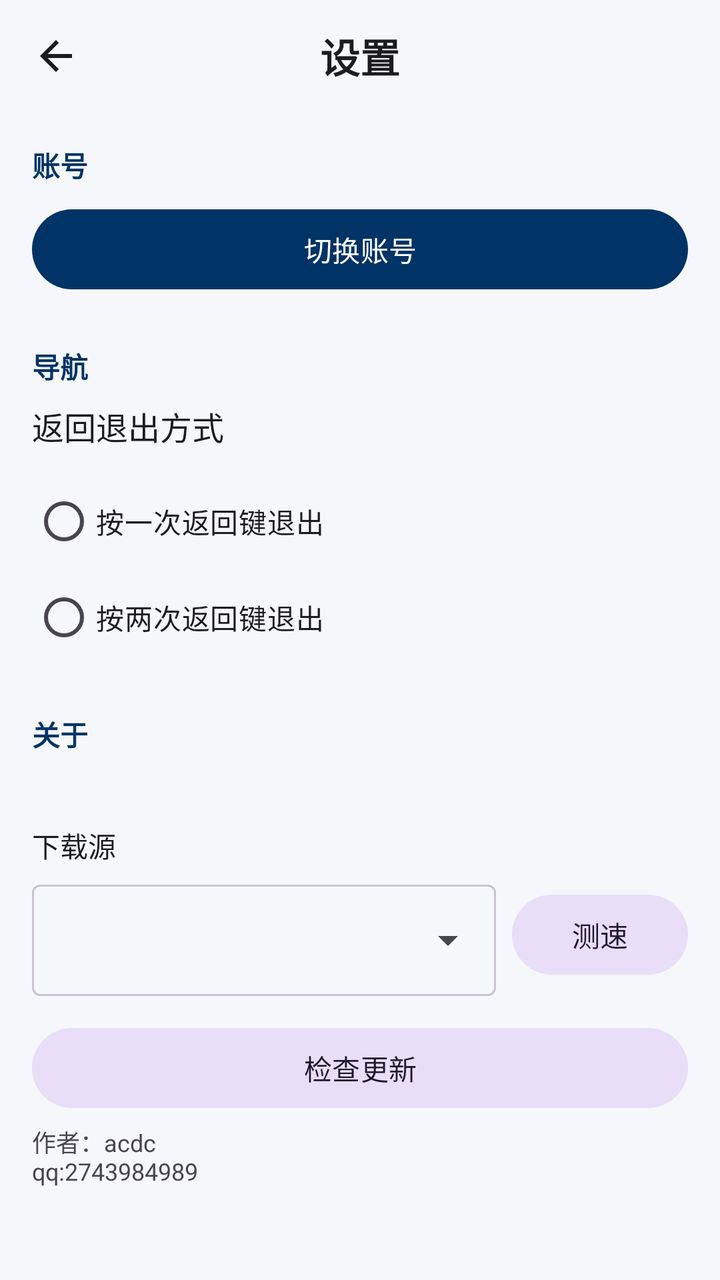
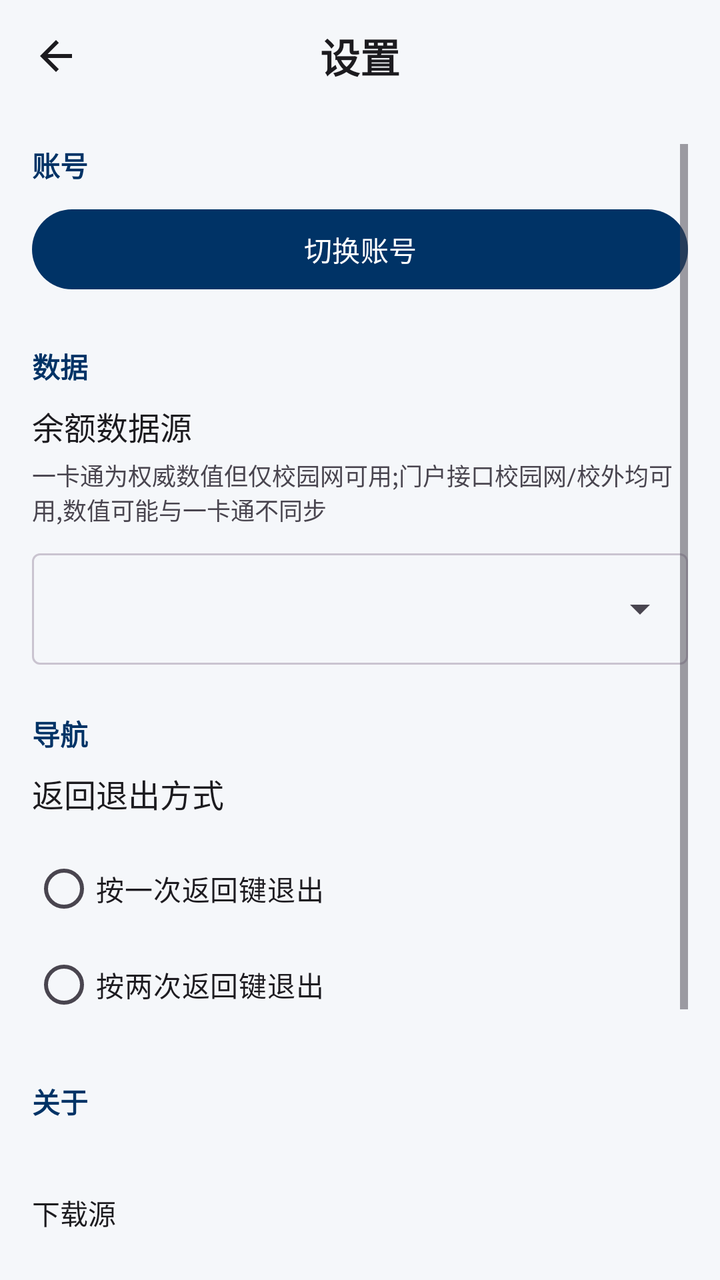

Before-and-after screenshots of an Android layout around one commit, followed by the original layout XML and the change that was made.
<!-- AndroidManifest.xml: application theme Theme.Ecode -->
<!-- res/layout/activity_settings.xml -->
<?xml version="1.0" encoding="utf-8"?>
<LinearLayout
    xmlns:android="http://schemas.android.com/apk/res/android"
    xmlns:app="http://schemas.android.com/apk/res-auto"
    android:layout_width="match_parent"
    android:layout_height="match_parent"
    android:background="@color/md_theme_background"
    android:orientation="vertical">

    <LinearLayout
        android:layout_width="match_parent"
        android:layout_height="56dp"
        android:gravity="center_vertical"
        android:orientation="horizontal"
        android:paddingHorizontal="4dp">

        <ImageButton
            android:id="@+id/btnBack"
            android:layout_width="48dp"
            android:layout_height="48dp"
            android:background="?attr/selectableItemBackgroundBorderless"
            android:contentDescription="返回"
            android:src="@drawable/ic_arrow_back"
            android:tint="@color/md_theme_on_surface" />

        <TextView
            android:layout_width="0dp"
            android:layout_height="wrap_content"
            android:layout_weight="1"
            android:gravity="center"
            android:text="@string/settings_title"
            android:textColor="@color/md_theme_on_surface"
            android:textSize="20sp"
            android:textStyle="bold" />

        <View
            android:layout_width="48dp"
            android:layout_height="48dp" />
    </LinearLayout>

    <ScrollView
        android:layout_width="match_parent"
        android:layout_height="match_parent"
        android:padding="16dp">

        <LinearLayout
            android:layout_width="match_parent"
            android:layout_height="wrap_content"
            android:orientation="vertical">

            
            <TextView
                android:layout_width="wrap_content"
                android:layout_height="wrap_content"
                android:layout_marginBottom="8dp"
                android:text="@string/settings_account_section"
                android:textColor="@color/md_theme_primary"
                android:textSize="14sp"
                android:textStyle="bold" />

            <com.google.android.material.button.MaterialButton
                android:id="@+id/btnSwitchAccount"
                style="@style/Widget.Material3.Button"
                android:layout_width="match_parent"
                android:layout_height="wrap_content"
                android:layout_marginBottom="24dp"
                android:text="@string/settings_switch_account" />

            
            <TextView
                android:layout_width="wrap_content"
                android:layout_height="wrap_content"
                android:layout_marginBottom="8dp"
                android:text="@string/settings_navigation_section"
                android:textColor="@color/md_theme_primary"
                android:textSize="14sp"
                android:textStyle="bold" />

            <TextView
                android:layout_width="wrap_content"
                android:layout_height="wrap_content"
                android:layout_marginBottom="12dp"
                android:text="@string/settings_back_mode"
                android:textColor="@color/md_theme_on_surface"
                android:textSize="16sp" />

            <RadioGroup
                android:id="@+id/radioGroupBackMode"
                android:layout_width="match_parent"
                android:layout_height="wrap_content"
                android:layout_marginBottom="24dp"
                android:orientation="vertical">

                <com.google.android.material.radiobutton.MaterialRadioButton
                    android:id="@+id/radioSingle"
                    android:layout_width="match_parent"
                    android:layout_height="wrap_content"
                    android:text="@string/settings_back_single" />

                <com.google.android.material.radiobutton.MaterialRadioButton
                    android:id="@+id/radioDouble"
                    android:layout_width="match_parent"
                    android:layout_height="wrap_content"
                    android:text="@string/settings_back_double" />
            </RadioGroup>

            
            <TextView
                android:layout_width="wrap_content"
                android:layout_height="wrap_content"
                android:layout_marginBottom="8dp"
                android:text="@string/settings_about_section"
                android:textColor="@color/md_theme_primary"
                android:textSize="14sp"
                android:textStyle="bold" />

            <TextView
                android:id="@+id/tvVersion"
                android:layout_width="match_parent"
                android:layout_height="wrap_content"
                android:textColor="@color/md_theme_on_surface_variant"
                android:textSize="14sp" />

            
            <TextView
                android:layout_width="wrap_content"
                android:layout_height="wrap_content"
                android:layout_marginTop="8dp"
                android:text="@string/update_source_label"
                android:textColor="@color/md_theme_on_surface"
                android:textSize="14sp" />

            <LinearLayout
                android:layout_width="match_parent"
                android:layout_height="wrap_content"
                android:layout_marginTop="4dp"
                android:gravity="center_vertical"
                android:orientation="horizontal">

                <com.google.android.material.textfield.TextInputLayout
                    style="@style/Widget.Material3.TextInputLayout.OutlinedBox.ExposedDropdownMenu"
                    android:layout_width="0dp"
                    android:layout_height="wrap_content"
                    android:layout_weight="1">

                    <com.google.android.material.textfield.MaterialAutoCompleteTextView
                        android:id="@+id/ddlUpdateSource"
                        android:layout_width="match_parent"
                        android:layout_height="wrap_content"
                        android:inputType="none" />
                </com.google.android.material.textfield.TextInputLayout>

                <com.google.android.material.button.MaterialButton
                    android:id="@+id/btnSpeedTest"
                    style="@style/Widget.Material3.Button.TonalButton"
                    android:layout_width="wrap_content"
                    android:layout_height="wrap_content"
                    android:layout_marginStart="8dp"
                    android:text="@string/update_speed_test" />
            </LinearLayout>

            <com.google.android.material.button.MaterialButton
                android:id="@+id/btnCheckUpdate"
                style="@style/Widget.Material3.Button.TonalButton"
                android:layout_width="match_parent"
                android:layout_height="wrap_content"
                android:layout_marginTop="12dp"
                android:text="@string/settings_check_update" />

            <TextView
                android:id="@+id/tvUpdateStatus"
                android:layout_width="match_parent"
                android:layout_height="wrap_content"
                android:layout_marginTop="8dp"
                android:textColor="@color/md_theme_on_surface"
                android:textSize="14sp"
                android:visibility="gone" />

            <TextView
                android:id="@+id/tvChangelog"
                android:layout_width="match_parent"
                android:layout_height="wrap_content"
                android:layout_marginTop="4dp"
                android:lineSpacingExtra="2dp"
                android:textColor="@color/md_theme_on_surface_variant"
                android:textSize="13sp"
                android:visibility="gone" />

            <ProgressBar
                android:id="@+id/progressDownload"
                style="?android:attr/progressBarStyleHorizontal"
                android:layout_width="match_parent"
                android:layout_height="wrap_content"
                android:layout_marginTop="12dp"
                android:max="100"
                android:visibility="gone" />

            <TextView
                android:id="@+id/tvProgress"
                android:layout_width="match_parent"
                android:layout_height="wrap_content"
                android:layout_marginTop="4dp"
                android:textColor="@color/md_theme_on_surface_variant"
                android:textSize="13sp"
                android:visibility="gone" />

            <com.google.android.material.button.MaterialButton
                android:id="@+id/btnUpdateAction"
                android:layout_width="match_parent"
                android:layout_height="wrap_content"
                android:layout_marginTop="8dp"
                android:visibility="gone" />

            <TextView
                android:layout_width="match_parent"
                android:layout_height="wrap_content"
                android:layout_marginTop="4dp"
                android:layout_marginBottom="24dp"
                android:text="@string/settings_credit"
                android:textColor="@color/md_theme_on_surface_variant"
                android:textSize="12sp" />

        </LinearLayout>
    </ScrollView>
</LinearLayout>
<!-- resources referenced by this layout -->
<resources>
  <color name="md_theme_background">#F5F7FA</color>
  <color name="md_theme_on_surface">#1C1B1F</color>
  <color name="md_theme_on_surface_variant">#49454F</color>
  <color name="md_theme_primary">#003366</color>
  <!-- drawable ic_arrow_back (drawable) -->
  <?xml version="1.0" encoding="utf-8"?>
  <vector xmlns:android="http://schemas.android.com/apk/res/android"
      android:width="24dp"
      android:height="24dp"
      android:viewportWidth="24"
      android:viewportHeight="24">
      <path
          android:fillColor="#FF000000"
          android:pathData="M20,11H7.83l5.59,-5.59L12,4l-8,8 8,8 1.41,-1.41L7.83,13H20v-2z" />
  </vector>
  <string name="settings_about_section">关于</string>
  <string name="settings_account_section">账号</string>
  <string name="settings_back_double">按两次返回键退出</string>
  <string name="settings_back_mode">返回退出方式</string>
  <string name="settings_back_single">按一次返回键退出</string>
  <string name="settings_check_update">检查更新</string>
  <string name="settings_credit">作者：acdc \nqq:2743984989</string>
  <string name="settings_navigation_section">导航</string>
  <string name="settings_switch_account">切换账号</string>
  <string name="settings_title">设置</string>
  <string name="update_source_label">下载源</string>
  <string name="update_speed_test">测速</string>
  <style name="Theme.Ecode" parent="Theme.Material3.DayNight.NoActionBar">
          <item name="colorPrimary">@color/md_theme_primary</item>
          <item name="colorOnPrimary">@color/md_theme_on_primary</item>
          <item name="colorPrimaryContainer">@color/md_theme_primary_container</item>
          <item name="colorOnPrimaryContainer">@color/md_theme_on_primary_container</item>
          <item name="colorSecondary">@color/md_theme_secondary</item>
          <item name="colorOnSecondary">@color/md_theme_on_secondary</item>
          <item name="android:colorBackground">@color/md_theme_background</item>
          <item name="colorOnBackground">@color/md_theme_on_background</item>
          <item name="colorSurface">@color/md_theme_surface</item>
          <item name="colorOnSurface">@color/md_theme_on_surface</item>
          <item name="colorOnSurfaceVariant">@color/md_theme_on_surface_variant</item>
          <item name="colorOutline">@color/md_theme_outline</item>
      </style>
  <color name="md_theme_on_primary">#FFFFFF</color>
  <color name="md_theme_primary_container">#D6E4F0</color>
  <color name="md_theme_on_primary_container">#001D36</color>
  <color name="md_theme_secondary">#535F70</color>
  <color name="md_theme_on_secondary">#FFFFFF</color>
  <color name="md_theme_on_background">#1C1B1F</color>
  <color name="md_theme_surface">#FFFFFF</color>
  <color name="md_theme_outline">#CAC4D0</color>
</resources>

<!-- the commit's change to res/layout/activity_settings.xml (unified diff, before → after) -->
@@ -71,6 +71,45 @@
                 android:layout_width="wrap_content"
                 android:layout_height="wrap_content"
                 android:layout_marginBottom="8dp"
+                android:text="@string/settings_data_section"
+                android:textColor="@color/md_theme_primary"
+                android:textSize="14sp"
+                android:textStyle="bold" />
+
+            <TextView
+                android:layout_width="wrap_content"
+                android:layout_height="wrap_content"
+                android:layout_marginBottom="4dp"
+                android:text="@string/settings_balance_source"
+                android:textColor="@color/md_theme_on_surface"
+                android:textSize="16sp" />
+
+            <TextView
+                android:layout_width="wrap_content"
+                android:layout_height="wrap_content"
+                android:layout_marginBottom="8dp"
+                android:text="@string/settings_balance_source_hint"
+                android:textColor="@color/md_theme_on_surface_variant"
+                android:textSize="12sp" />
+
+            <com.google.android.material.textfield.TextInputLayout
+                style="@style/Widget.Material3.TextInputLayout.OutlinedBox.ExposedDropdownMenu"
+                android:layout_width="match_parent"
+                android:layout_height="wrap_content"
+                android:layout_marginBottom="24dp">
+
+                <com.google.android.material.textfield.MaterialAutoCompleteTextView
+                    android:id="@+id/ddlBalanceSource"
+                    android:layout_width="match_parent"
+                    android:layout_height="wrap_content"
+                    android:inputType="none" />
+            </com.google.android.material.textfield.TextInputLayout>
+
+            
+            <TextView
+                android:layout_width="wrap_content"
+                android:layout_height="wrap_content"
+                android:layout_marginBottom="8dp"
                 android:text="@string/settings_navigation_section"
                 android:textColor="@color/md_theme_primary"
                 android:textSize="14sp"
<!-- resource entries referenced after the edit -->
@@ -20,8 +20,11 @@
   <string name="settings_back_double">按两次返回键退出</string>
   <string name="settings_back_mode">返回退出方式</string>
   <string name="settings_back_single">按一次返回键退出</string>
+  <string name="settings_balance_source">余额数据源</string>
+  <string name="settings_balance_source_hint">一卡通为权威数值但仅校园网可用;门户接口校园网/校外均可用,数值可能与一卡通不同步</string>
   <string name="settings_check_update">检查更新</string>
   <string name="settings_credit">作者：acdc \nqq:2743984989</string>
+  <string name="settings_data_section">数据</string>
   <string name="settings_navigation_section">导航</string>
   <string name="settings_switch_account">切换账号</string>
   <string name="settings_title">设置</string>
